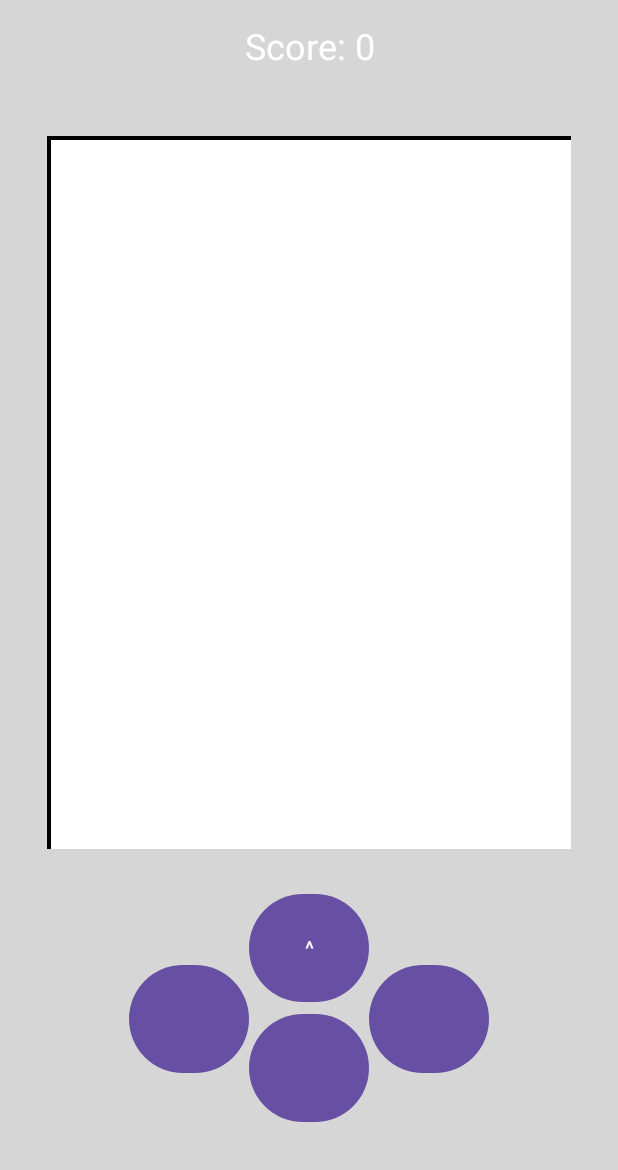
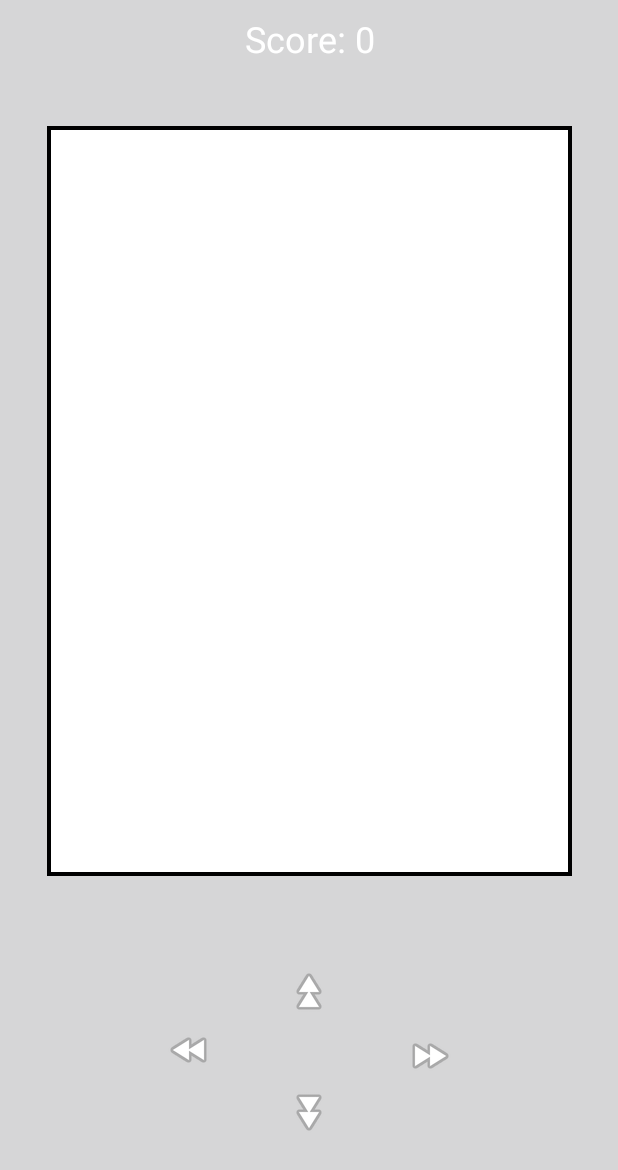
Before and after one commit to AlexFilh0/Curious-Wizard-s-Potion-Shop, an Android app: the Snake screen opened directly, with no data from a screen before it, on a phone screen of 412 x 824 dp. Shown: the top 1170 px of the screen. Run offline under Robolectric (Android 15) with nearby library versions, the light colour scheme and no system bars; Roboto replaces fonts that are not available here.

Commit message:
Botões, Colisão

```diff
--- a/app/src/main/java/com/example/wizardspotionshop/Snake.java
+++ b/app/src/main/java/com/example/wizardspotionshop/Snake.java
@@ -10,6 +10,7 @@ import android.view.Display;
 import android.view.View;
 import android.widget.Button;
 import android.widget.FrameLayout;
+import android.widget.ImageButton;
 import android.widget.ImageView;
 import android.widget.TextView;
 
@@ -64,10 +65,10 @@ public class Snake extends BaseMainActivity {
         screenWidth = size.x;
         screenHeight = size.y;
 
-        Button btn_up = findViewById(R.id.btn_up);
-        Button btn_down = findViewById(R.id.btn_down);
-        Button btn_right = findViewById(R.id.btn_right);
-        Button btn_left = findViewById(R.id.btn_left);
+        ImageButton btn_up = findViewById(R.id.btn_up);
+        ImageButton btn_down = findViewById(R.id.btn_down);
+        ImageButton btn_right = findViewById(R.id.btn_right);
+        ImageButton btn_left = findViewById(R.id.btn_left);
 
 
 
@@ -174,7 +175,7 @@ public class Snake extends BaseMainActivity {
                 }
 
                 // Check for collisions with walls
-                if (snakeX >= screenWidth || snakeX < 0 || snakeY >= 1810 || snakeY < 0) {
+                if (snakeX >= frameLayout.getWidth()-50 || snakeX < 0 || snakeY >= frameLayout.getHeight() || snakeY < 0) {
                     vibra(100);
                     endGame();
                     return;
--- a/app/src/main/res/layout/tela_snake.xml
+++ b/app/src/main/res/layout/tela_snake.xml
@@ -36,8 +36,8 @@
 
     <FrameLayout
         android:id="@+id/frame_layout"
-        android:layout_width="349dp"
-        android:layout_height="475dp"
+        android:layout_width="350dp"
+        android:layout_height="500dp"
         app:layout_constraintBottom_toBottomOf="@+id/imageView4"
         app:layout_constraintEnd_toEndOf="parent"
         app:layout_constraintStart_toStartOf="parent"
@@ -48,8 +48,8 @@
 
         <ImageView
             android:id="@+id/imageView5"
-            android:layout_width="357dp"
-            android:layout_height="554dp"
+            android:layout_width="350dp"
+            android:layout_height="500dp"
             app:srcCompat="@drawable/drawable_shape_1" />
 
         <ImageView
@@ -70,52 +70,58 @@
 
     </FrameLayout>
 
-    <Button
+    <ImageButton
+        android:id="@+id/btn_right"
+        android:layout_width="80dp"
+        android:layout_height="80dp"
+        android:layout_marginTop="80dp"
+        android:background="#00FFFFFF"
+        app:layout_constraintBottom_toBottomOf="parent"
+        app:layout_constraintEnd_toEndOf="parent"
+        app:layout_constraintHorizontal_bias="0.743"
+        app:layout_constraintStart_toStartOf="parent"
+        app:layout_constraintTop_toBottomOf="@+id/frame_layout"
+        app:layout_constraintVertical_bias="0.0"
+        app:srcCompat="@android:drawable/ic_media_ff" />
+
+    <ImageButton
         android:id="@+id/btn_up"
         android:layout_width="80dp"
         android:layout_height="80dp"
-        android:text="^"
+        android:layout_marginTop="37dp"
+        android:background="#00FFFFFF"
+        android:rotation="-90"
+        app:layout_constraintEnd_toEndOf="parent"
+        app:layout_constraintStart_toStartOf="parent"
+        app:layout_constraintTop_toBottomOf="@+id/frame_layout"
+        app:srcCompat="@android:drawable/ic_media_ff" />
+
+    <ImageButton
+        android:id="@+id/btn_left"
+        android:layout_width="80dp"
+        android:layout_height="80dp"
+        android:layout_marginTop="72dp"
+        android:background="#00FFFFFF"
         app:layout_constraintBottom_toBottomOf="parent"
         app:layout_constraintEnd_toEndOf="parent"
-        app:layout_constraintHorizontal_bias="0.501"
+        app:layout_constraintHorizontal_bias="0.259"
         app:layout_constraintStart_toStartOf="parent"
         app:layout_constraintTop_toBottomOf="@+id/frame_layout"
-        app:layout_constraintVertical_bias="0.145" />
+        app:layout_constraintVertical_bias="0.046"
+        app:srcCompat="@android:drawable/ic_media_rew" />
 
-    <Button
+    <ImageButton
         android:id="@+id/btn_down"
         android:layout_width="80dp"
         android:layout_height="80dp"
-        app:layout_constraintBottom_toBottomOf="@+id/imageView4"
+        android:background="#00FFFFFF"
+        android:rotation="-90"
+        app:layout_constraintBottom_toBottomOf="parent"
         app:layout_constraintEnd_toEndOf="parent"
         app:layout_constraintStart_toStartOf="parent"
         app:layout_constraintTop_toBottomOf="@+id/btn_up"
-        app:layout_constraintVertical_bias="0.0" />
-
-    <Button
-        android:id="@+id/btn_left"
-        android:layout_width="80dp"
-        android:layout_height="80dp"
-        android:layout_marginTop="73dp"
-        android:layout_marginBottom="28dp"
-        app:layout_constraintBottom_toBottomOf="parent"
-        app:layout_constraintEnd_toStartOf="@+id/btn_down"
-        app:layout_constraintHorizontal_bias="1.0"
-        app:layout_constraintStart_toStartOf="parent"
-        app:layout_constraintTop_toBottomOf="@+id/frame_layout"
-        app:layout_constraintVertical_bias="0.0" />
-
-    <Button
-        android:id="@+id/btn_right"
-        android:layout_width="80dp"
-        android:layout_height="80dp"
-        android:layout_marginTop="73dp"
-        app:layout_constraintBottom_toBottomOf="parent"
-        app:layout_constraintEnd_toEndOf="parent"
-        app:layout_constraintHorizontal_bias="0.0"
-        app:layout_constraintStart_toEndOf="@+id/btn_down"
-        app:layout_constraintTop_toBottomOf="@+id/frame_layout"
-        app:layout_constraintVertical_bias="0.0" />
+        app:layout_constraintVertical_bias="0.0"
+        app:srcCompat="@android:drawable/ic_media_rew" />
 
 
 </androidx.constraintlayout.widget.ConstraintLayout>
```
Also changed, not shown: app/src/main/res/drawable-xxhdpi/seta.png (added).
